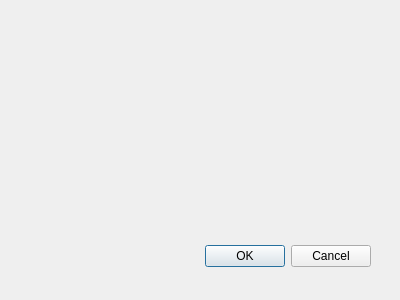
Old version of the form Ui_DGConnect.ui in the repository nagyistge/DGConnect.
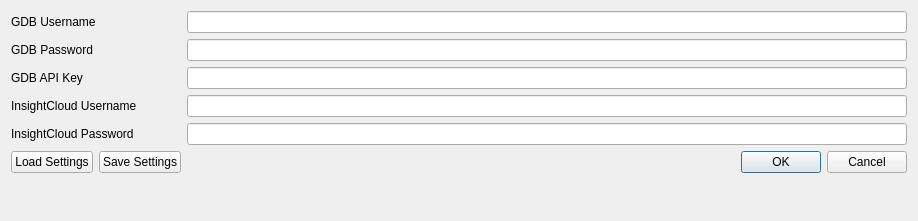
New version of the form.

Commit message: Adding save/load settings functionality Writing unit tests

What changed in the file:
```diff
--- a/Ui_DGConnect.ui
+++ b/Ui_DGConnect.ui
@@ -1,33 +1,112 @@
 <ui version="4.0" >
  <class>DGConnect</class>
- <widget class="QDialog" name="DGConnect" >
-  <property name="geometry" >
+ <widget class="QDialog" name="DGConnect">
+  <property name="geometry">
    <rect>
-    <x>200</x>
-    <y>200</y>
-    <width>400</width>
-    <height>300</height>
+    <x>0</x>
+    <y>0</y>
+    <width>918</width>
+    <height>221</height>
    </rect>
   </property>
   <property name="windowTitle" >
    <string>DGConnect</string>
   </property>
-  <widget class="QDialogButtonBox" name="buttonBox" >
-   <property name="geometry" >
-    <rect>
-     <x>30</x>
-     <y>240</y>
-     <width>341</width>
-     <height>32</height>
-    </rect>
+  <layout class="QFormLayout" name="formLayout">
+   <property name="fieldGrowthPolicy">
+    <enum>QFormLayout::AllNonFixedFieldsGrow</enum>
    </property>
-   <property name="orientation" >
-    <enum>Qt::Horizontal</enum>
-   </property>
-   <property name="standardButtons" >
-    <set>QDialogButtonBox::Cancel|QDialogButtonBox::Ok</set>
-   </property>
-  </widget>
+   <item row="0" column="0">
+    <widget class="QLabel" name="gdb_username_label">
+     <property name="text">
+      <string>GDB Username</string>
+     </property>
+    </widget>
+   </item>
+   <item row="0" column="1">
+    <widget class="QLineEdit" name="gdb_username"/>
+   </item>
+   <item row="1" column="0">
+    <widget class="QLabel" name="gdb_password_label">
+     <property name="text">
+      <string>GDB Password</string>
+     </property>
+    </widget>
+   </item>
+   <item row="1" column="1">
+    <widget class="QLineEdit" name="gdb_password"/>
+   </item>
+   <item row="2" column="0">
+    <widget class="QLabel" name="gdb_api_key_label">
+     <property name="text">
+      <string>GDB API Key</string>
+     </property>
+    </widget>
+   </item>
+   <item row="2" column="1">
+    <widget class="QLineEdit" name="gdb_api_key"/>
+   </item>
+   <item row="3" column="0">
+    <widget class="QLabel" name="insightcloud_username_label">
+     <property name="text">
+      <string>InsightCloud Username</string>
+     </property>
+    </widget>
+   </item>
+   <item row="3" column="1">
+    <widget class="QLineEdit" name="insightcloud_username"/>
+   </item>
+   <item row="4" column="0">
+    <widget class="QLabel" name="insightcloud_password_label">
+     <property name="text">
+      <string>InsightCloud Password</string>
+     </property>
+    </widget>
+   </item>
+   <item row="4" column="1">
+    <widget class="QLineEdit" name="insightcloud_password"/>
+   </item>
+   <item row="5" column="1">
+    <widget class="QDialogButtonBox" name="yes_no_box">
+     <property name="orientation">
+      <enum>Qt::Horizontal</enum>
+     </property>
+     <property name="standardButtons">
+      <set>QDialogButtonBox::Cancel|QDialogButtonBox::Ok</set>
+     </property>
+    </widget>
+   </item>
+   <item row="5" column="0">
+    <layout class="QHBoxLayout" name="settings_layout">
+     <property name="rightMargin">
+      <number>0</number>
+     </property>
+     <property name="bottomMargin">
+      <number>0</number>
+     </property>
+     <item>
+      <widget class="QPushButton" name="load_settings_button">
+       <property name="text">
+        <string>Load Settings</string>
+       </property>
+       <property name="checkable">
+        <bool>false</bool>
+       </property>
+      </widget>
+     </item>
+     <item>
+      <widget class="QPushButton" name="save_settings_button">
+       <property name="text">
+        <string>Save Settings</string>
+       </property>
+       <property name="checkable">
+        <bool>false</bool>
+       </property>
+      </widget>
+     </item>
+    </layout>
+   </item>
+  </layout>
  </widget>
  <resources/>
  <connections>
```
Left out of the diff: 17 changed lines with no effect on the pictures. The commit also changes 4 other files.
